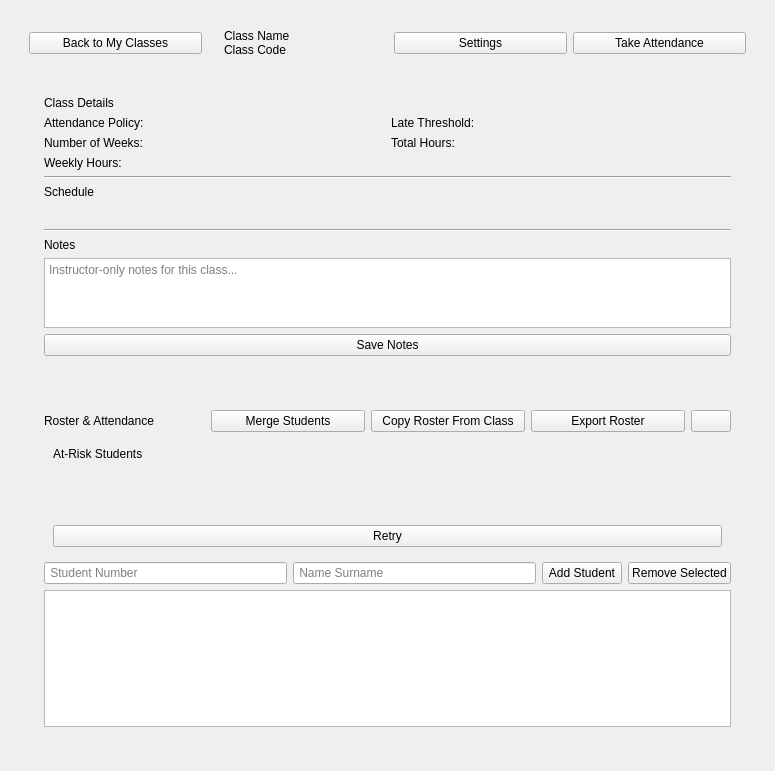
Old version of the form ui/class_window.ui in the repository imndllnuri/students-attendance-app.
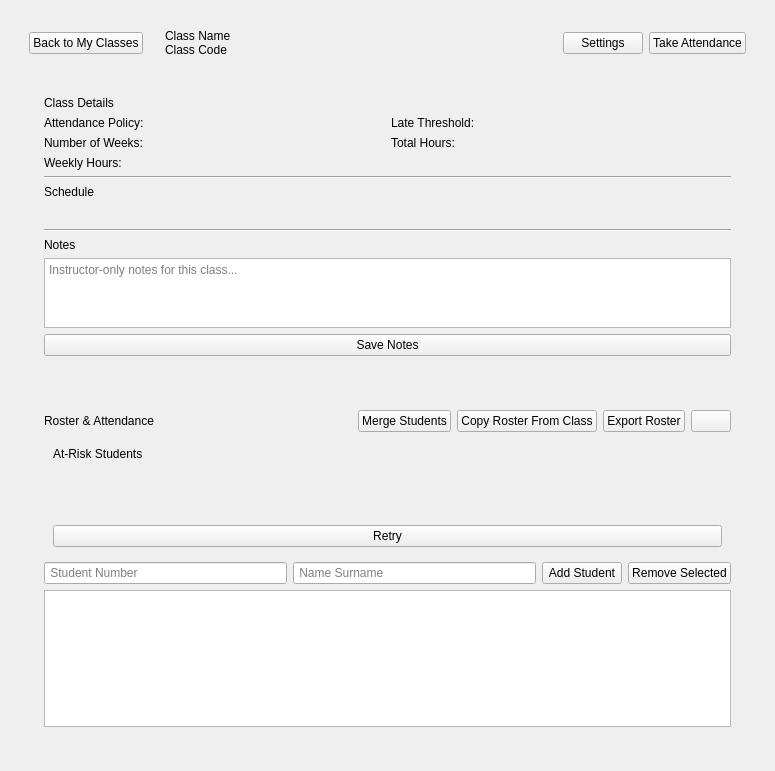
New version of the form.

```diff
--- a/ui/class_window.ui
+++ b/ui/class_window.ui
@@ -56,6 +56,8 @@
            <property name="orientation">
             <enum>Qt::Horizontal</enum>
            </property>
+    <property name="sizeType"><enum>QSizePolicy::Expanding</enum></property>
+    <property name="sizeHint" stdset="0"><size><width>40</width><height>20</height></size></property>
           </spacer>
          </item>
          <item>
@@ -208,6 +210,8 @@
              <property name="orientation">
               <enum>Qt::Horizontal</enum>
              </property>
+    <property name="sizeType"><enum>QSizePolicy::Expanding</enum></property>
+    <property name="sizeHint" stdset="0"><size><width>40</width><height>20</height></size></property>
             </spacer>
            </item>
            <item>
```
Lines whose indentation alone changed are shown as unchanged.
